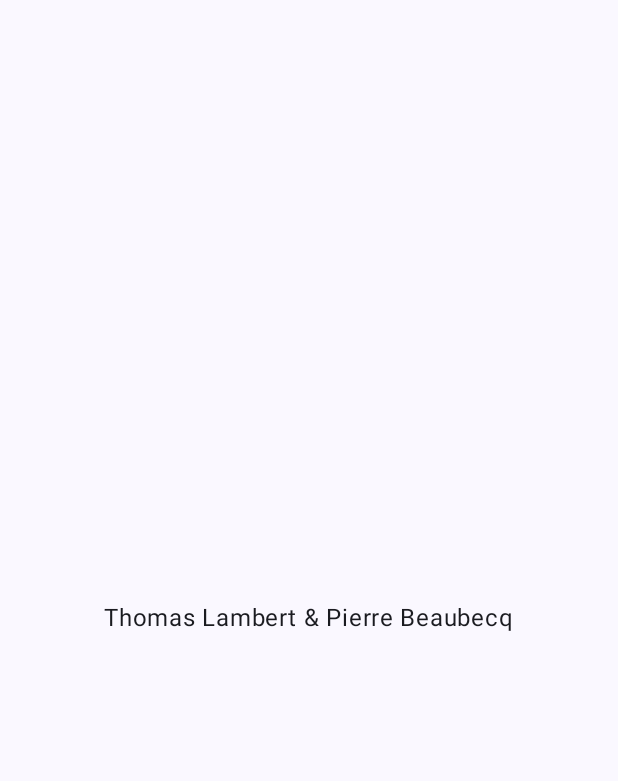
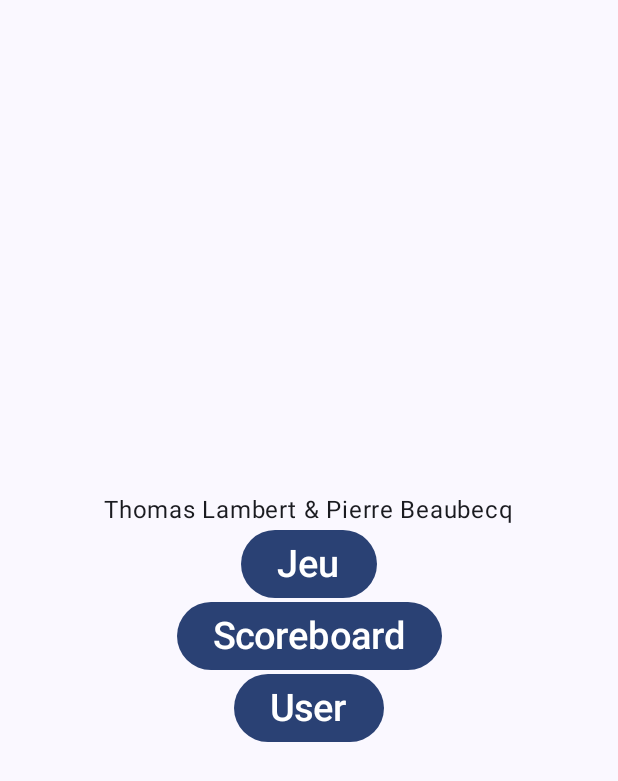
Before and after one commit to BSML-Hati/OneQuieze, an Android app built with Jetpack Compose: the MainScreen screen opened through its navigation route, on a phone screen of 412 x 824 dp. Shown: the top 781 px of the screen. Run offline under Robolectric (Android 15) with nearby library versions, the phone set to English and light mode, and no system bars.

Commit message:
Ajout des différents écrans et implémentation de la navigation

```diff
--- a/app/src/main/AndroidManifest.xml
+++ b/app/src/main/AndroidManifest.xml
@@ -13,7 +13,7 @@
         android:theme="@style/Theme.OneQuieze"
         tools:targetApi="31">
         <activity
-            android:name=".MainActivity"
+            android:name=".ui.activity.MainActivity"
             android:exported="true"
             android:label="@string/app_name"
             android:theme="@style/Theme.OneQuieze">
--- a/app/src/main/java/fr/upjv/onequieze/MainActivity.kt
+++ b/app/src/main/java/fr/upjv/onequieze/ui/activity/MainActivity.kt
@@ -1,17 +1,13 @@
-package fr.upjv.onequieze
+package fr.upjv.onequieze.ui.activity
 
 import android.os.Bundle
 import androidx.activity.ComponentActivity
 import androidx.activity.compose.setContent
-import androidx.activity.enableEdgeToEdge
 import androidx.compose.foundation.layout.Box
 import androidx.compose.foundation.layout.fillMaxSize
 import androidx.compose.foundation.layout.padding
 import androidx.compose.material3.Scaffold
-import androidx.compose.material3.Text
-import androidx.compose.runtime.Composable
 import androidx.compose.ui.Modifier
-import androidx.compose.ui.tooling.preview.Preview
 import androidx.navigation.compose.rememberNavController
 import fr.upjv.onequieze.ui.navigation.HomeNavHost
 import fr.upjv.onequieze.ui.theme.OneQuiezeTheme
--- a/app/src/main/java/fr/upjv/onequieze/ui/navigation/ApplicationNavigation.kt
+++ b/app/src/main/java/fr/upjv/onequieze/ui/navigation/ApplicationNavigation.kt
@@ -1,32 +1,81 @@
 package fr.upjv.onequieze.ui.navigation
 
 import androidx.compose.runtime.Composable
+import androidx.navigation.NavController
 import androidx.navigation.NavGraphBuilder
 import androidx.navigation.NavHostController
 import androidx.navigation.compose.NavHost
 import androidx.navigation.compose.composable
 import androidx.navigation.compose.rememberNavController
+import fr.upjv.onequieze.ui.screen.GameScreen
 import fr.upjv.onequieze.ui.screen.MainScreen
+import fr.upjv.onequieze.ui.screen.ScoreboardScreen
+import fr.upjv.onequieze.ui.screen.UserScreen
 
 
 object NavigationPath {
     const val MAIN_SCREEN = "main_screen"
+    const val LOGIN_SCREEN = "login_screen"
+    const val REGISTER_SCREEN = "register_screen"
+    const val GAME_SCREEN = "game_screen"
+    const val SCOREBOARD_SCREEN = "scoreboard_screen"
+    const val USER_SCREEN = "user_screen"
 }
 
 
 fun NavGraphBuilder.addMainScreenNav(
-    onButtonClick: NavHostController,
+    onGameButtonClick: () -> Unit, onScoreboardButtonClick: () -> Unit, onUserButtonClick: () -> Unit,
 ) {
     composable(
         route = NavigationPath.MAIN_SCREEN
     ) {
         MainScreen(
-         )
+            onGameButtonClick = { onGameButtonClick()},
+            onScoreboardButtonClick = {onScoreboardButtonClick()},
+            onUserButtonClick = {onUserButtonClick()}
+        )
     }
 }
 
+fun NavGraphBuilder.addRegisterScreenNavigation(navController: NavController) {
+    composable(
+        route = NavigationPath.REGISTER_SCREEN,
+    ) {
+        //RegisterScreen(navController)
+    }
+}
 
+fun NavGraphBuilder.addLoginScreenNavigation(navController: NavController) {
+    composable(
+        route = NavigationPath.LOGIN_SCREEN,
+    ) {
+        //LoginScreen(navController)
+    }
+}
 
+fun NavGraphBuilder.addUserScreenNavigation(navController: NavController) {
+    composable(
+        route = NavigationPath.USER_SCREEN,
+    ) {
+        UserScreen(navController)
+    }
+}
+
+fun NavGraphBuilder.addScoreBoardScreenNavigation(navController: NavController) {
+    composable(
+        route = NavigationPath.SCOREBOARD_SCREEN,
+    ) {
+        ScoreboardScreen(navController)
+    }
+}
+
+fun NavGraphBuilder.addGameScreenNavigation(navController: NavController) {
+    composable(
+        route = NavigationPath.GAME_SCREEN,
+    ) {
+        GameScreen(navController)
+    }
+}
 
 
 
@@ -39,7 +88,14 @@ fun HomeNavHost(
         startDestination = NavigationPath.MAIN_SCREEN,
     ) {
         //ajout des fonctions pour naviguer
-        addMainScreenNav(navController)
+        addMainScreenNav(onGameButtonClick = {navController.navigate(NavigationPath.GAME_SCREEN)},
+            onScoreboardButtonClick = {navController.navigate(NavigationPath.SCOREBOARD_SCREEN)},
+            onUserButtonClick = {navController.navigate(NavigationPath.USER_SCREEN)})
+        addLoginScreenNavigation(navController = navController)
+        addRegisterScreenNavigation(navController = navController)
+        addGameScreenNavigation(navController = navController)
+        addScoreBoardScreenNavigation(navController = navController)
+        addUserScreenNavigation(navController = navController)
     }
 
 
--- /dev/null
+++ b/app/src/main/java/fr/upjv/onequieze/ui/screen/LoginScreen.kt
@@ -0,0 +1 @@
+package fr.upjv.onequieze.ui.screen
--- a/app/src/main/java/fr/upjv/onequieze/ui/screen/MainScreen.kt
+++ b/app/src/main/java/fr/upjv/onequieze/ui/screen/MainScreen.kt
@@ -8,11 +8,14 @@ import androidx.compose.material3.Text
 import androidx.compose.runtime.Composable
 import androidx.compose.ui.Alignment
 import androidx.compose.ui.Modifier
+import androidx.compose.ui.unit.sp
 
 
 @Composable
 fun MainScreen(
-
+    onGameButtonClick: () -> Unit,
+    onScoreboardButtonClick: () -> Unit,
+    onUserButtonClick: () -> Unit,
 ) {
     Box(
         modifier = Modifier.fillMaxSize()
@@ -22,7 +25,15 @@ fun MainScreen(
             horizontalAlignment = Alignment.CenterHorizontally
         ) {
             Text("Thomas Lambert & Pierre Beaubecq")
-
+            Button(content = {
+                Text("Jeu", fontSize = 25.sp)
+            }, onClick = { onGameButtonClick() })
+            Button(content = {
+                Text("Scoreboard", fontSize = 25.sp)
+            }, onClick = { onScoreboardButtonClick() })
+            Button(content = {
+                Text("User", fontSize = 25.sp)
+            }, onClick = { onUserButtonClick() })
         }
     }
 }
--- /dev/null
+++ b/app/src/main/java/fr/upjv/onequieze/ui/screen/RegisterScreen.kt
@@ -0,0 +1 @@
+package fr.upjv.onequieze.ui.screen
```
Also changed, not shown: app/src/main/java/fr/upjv/onequieze/ui/screen/GameScreen.kt (added, +53 -0 lines), app/src/main/java/fr/upjv/onequieze/ui/screen/ScoreboardScreen.kt (added, +53 -0 lines), app/src/main/java/fr/upjv/onequieze/ui/screen/UserScreen.kt (added, +53 -0 lines).
